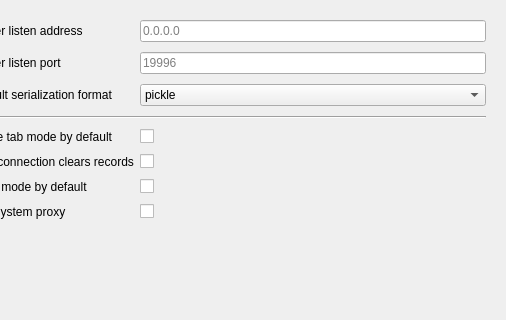
eachimei/cutelog2, file cutelog2/resources/ui/settings_dialog.ui: the form before one commit; both pictures show x 189 to 695 and y 0 to 320 of the 695 by 438 pixel window.
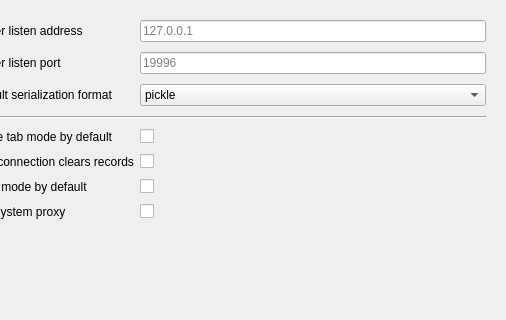
The form after the commit. The open tabs and pages were chosen to show the change.

Diff of the .ui file:
```diff
--- a/cutelog2/resources/ui/settings_dialog.ui
+++ b/cutelog2/resources/ui/settings_dialog.ui
@@ -584,7 +584,7 @@
           </sizepolicy>
          </property>
          <property name="placeholderText">
-          <string>0.0.0.0</string>
+          <string>127.0.0.1</string>
          </property>
         </widget>
        </item>
```
